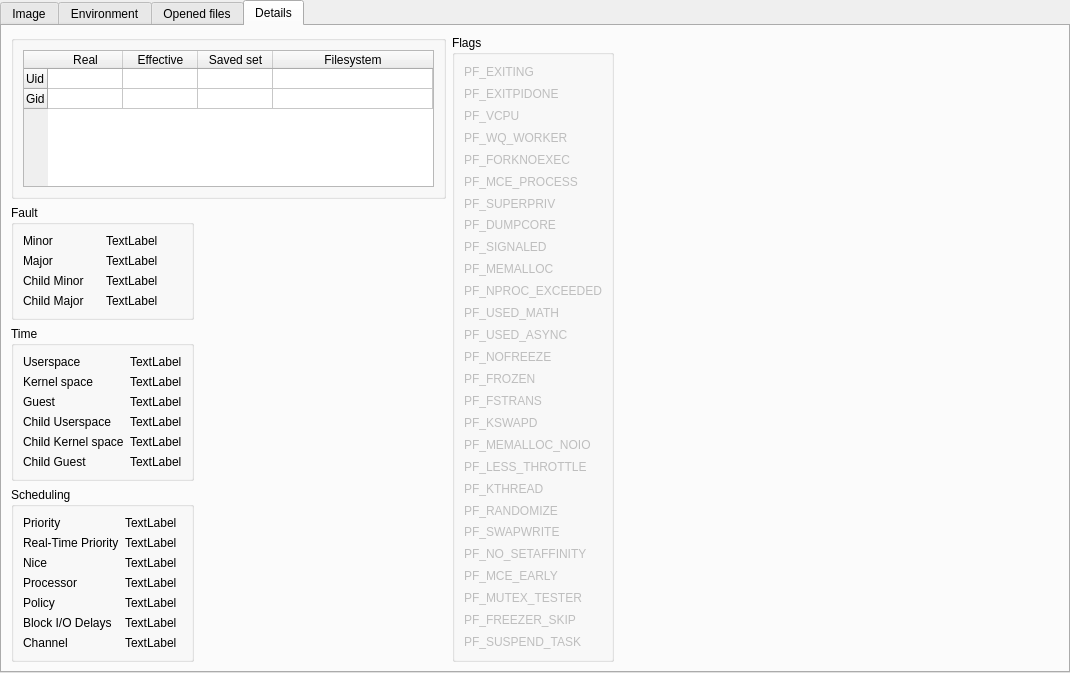
Old version of the form src/processdetailview.ui in the repository Wenzel/kmonitor.
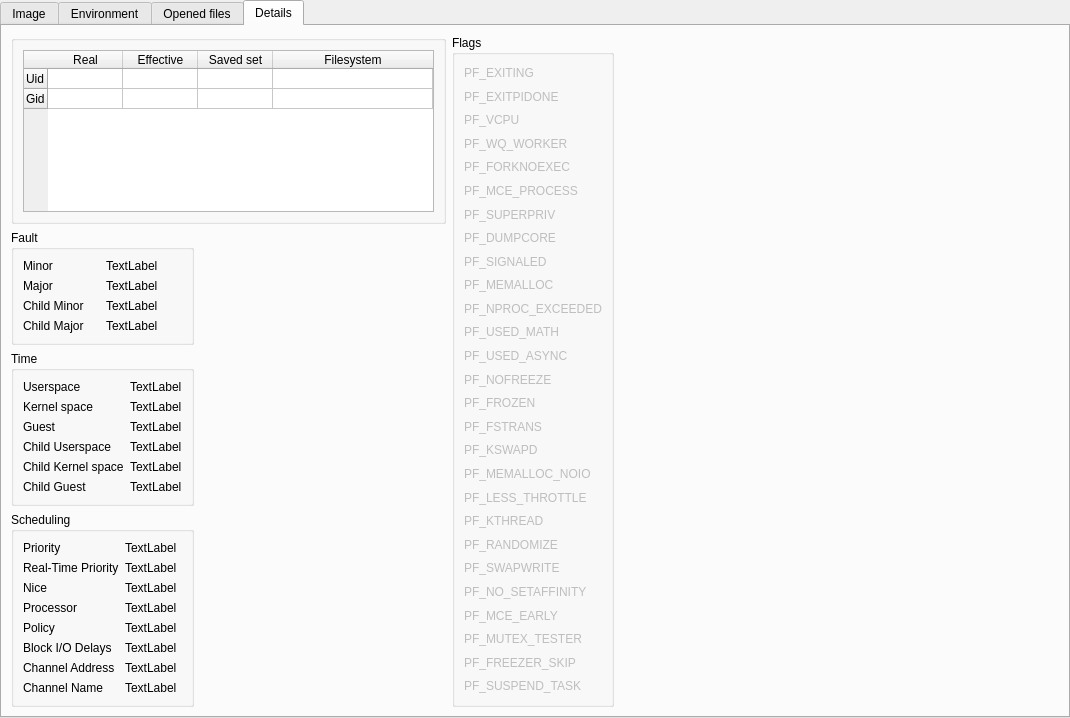
New version of the form. The open tabs and pages were chosen to show the change.

Diff of the .ui file:
```diff
--- a/src/processdetailview.ui
+++ b/src/processdetailview.ui
@@ -7,7 +7,7 @@
     <x>0</x>
     <y>0</y>
     <width>1070</width>
-    <height>673</height>
+    <height>718</height>
    </rect>
   </property>
   <property name="windowTitle">
@@ -610,6 +610,13 @@
                </property>
               </widget>
              </item>
+             <item row="6" column="1">
+              <widget class="QLabel" name="label_wchan_addr">
+               <property name="text">
+                <string>TextLabel</string>
+               </property>
+              </widget>
+             </item>
              <item row="4" column="1">
               <widget class="QLabel" name="label_policy">
                <property name="text">
@@ -620,12 +627,19 @@
              <item row="6" column="0">
               <widget class="QLabel" name="label_30">
                <property name="text">
-                <string>Channel</string>
+                <string>Channel Address</string>
                </property>
               </widget>
              </item>
-             <item row="6" column="1">
-              <widget class="QLabel" name="label_wchan">
+             <item row="7" column="0">
+              <widget class="QLabel" name="label_31">
+               <property name="text">
+                <string>Channel Name</string>
+               </property>
+              </widget>
+             </item>
+             <item row="7" column="1">
+              <widget class="QLabel" name="label_wchan_name">
                <property name="text">
                 <string>TextLabel</string>
                </property>
```
Left out of the diff: 44 changed lines with no effect on the pictures.
